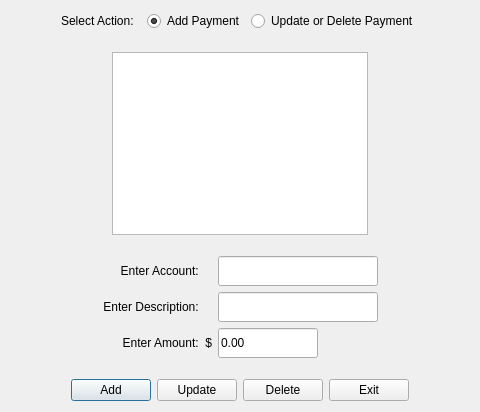
The window that CashFlowManager/updateautomaticmonthlypaymentsdialog.ui (epw7856/CashFlowManager) describes before a commit, drawn with Qt 5.
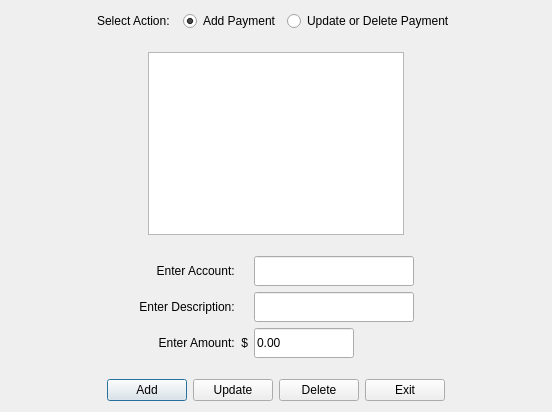
The same window after the commit.

Commit message: Updated dialogs to reset after adding types or transactions. Also standardized dialog widths.

```diff
--- a/CashFlowManager/updateautomaticmonthlypaymentsdialog.ui
+++ b/CashFlowManager/updateautomaticmonthlypaymentsdialog.ui
@@ -6,7 +6,7 @@
    <rect>
     <x>0</x>
     <y>0</y>
-    <width>480</width>
+    <width>552</width>
     <height>412</height>
    </rect>
   </property>
```
The commit also changes 14 other files.
